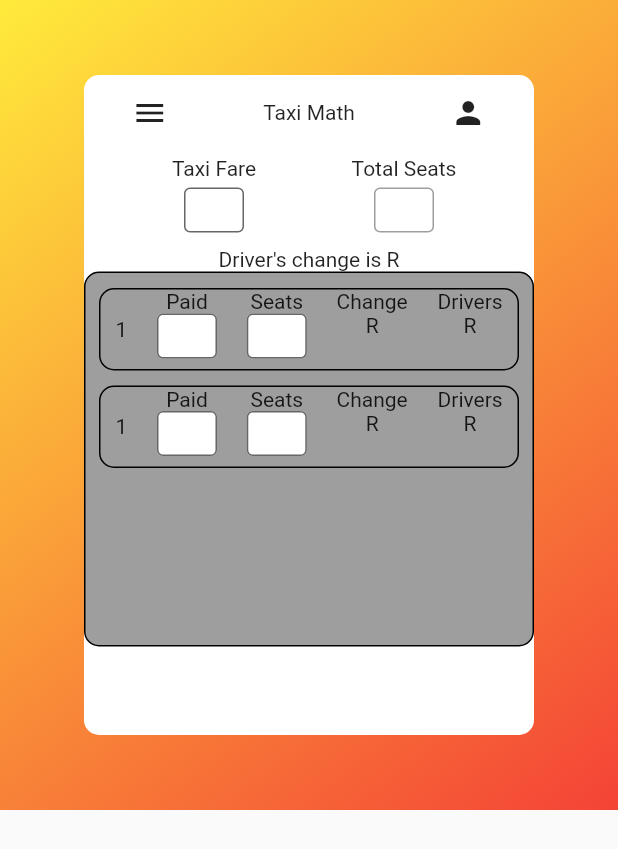
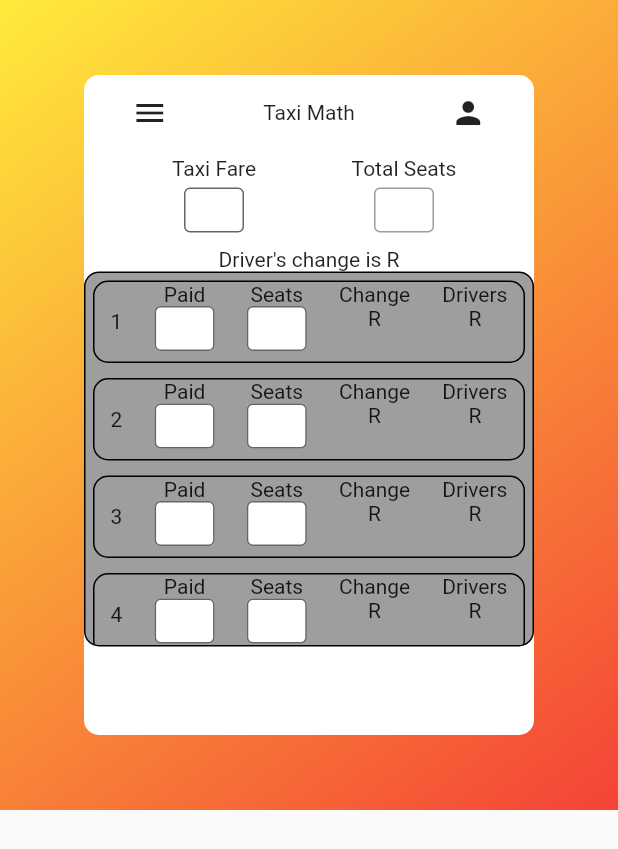
Before and after one commit to GiftSibiya/flutter_FrontSeat, a Flutter app: the screen it shows after launch, on a phone screen of 412 x 824 dp. Shown: the top 849 px of the screen. Run offline on Flutter 3.47's test engine with Material 2 defaults, Android fonts, the phone set to English and light mode, and no system bars; missing offline and left inert: dart:ffi.

Commit message:
basic layout and design

```diff
--- a/taxi_math_flutter/lib/custom_widgets/rowField.dart
+++ b/taxi_math_flutter/lib/custom_widgets/rowField.dart
@@ -1,28 +1,38 @@
+import 'dart:ffi';
+
 import 'package:flutter/material.dart';
 
 class RowField extends StatelessWidget {
-  const RowField({super.key});
+  final String rowNum;
+
+  const RowField({
+    super.key,
+    required this.rowNum,
+  });
 
   @override
   Widget build(BuildContext context) {
-    return Container(
+    return Padding(
+      padding: const EdgeInsets.all(5.0),
+      child: Container(
         width: 280,
         height: 55,
         decoration: BoxDecoration(
           border: Border.all(color: Colors.black),
-        borderRadius: BorderRadius.all(Radius.circular(10)),
+          borderRadius: const BorderRadius.all(Radius.circular(10)),
         ),
-      child: const Row(
+        child: Row(
           mainAxisAlignment: MainAxisAlignment.spaceAround,
           children: [
-          Text("1"),
-          Column(
+            Text(rowNum.toString()),
+            const Column(
               children: [
                 Text("Paid"),
                 SizedBox(
                   width: 40,
                   height: 30,
                   child: TextField(
+                    keyboardType: TextInputType.number,
                     decoration: InputDecoration(
                         fillColor: Colors.white,
                         filled: true,
@@ -33,13 +43,14 @@ class RowField extends StatelessWidget {
             ),
             ////
             ///
-          Column(
+            const Column(
               children: [
                 Text("Seats"),
                 SizedBox(
                   width: 40,
                   height: 30,
                   child: TextField(
+                    keyboardType: TextInputType.number,
                     decoration: InputDecoration(
                         fillColor: Colors.white,
                         filled: true,
@@ -48,14 +59,15 @@ class RowField extends StatelessWidget {
                 )
               ],
             ),
-          Column(
+            const Column(
               children: [Text("Change"), Text("R")],
             ),
-          Column(
+            const Column(
               children: [Text("Drivers"), Text("R")],
             )
           ],
         ),
+      ),
     );
   }
 }
--- a/taxi_math_flutter/lib/main.dart
+++ b/taxi_math_flutter/lib/main.dart
@@ -3,6 +3,7 @@
 import 'package:flutter/material.dart';
 import 'package:flutter/services.dart';
 import 'package:taxi_math_flutter/custom_widgets/rowField.dart';
+import 'package:taxi_math_flutter/pages/main_screen.dart';
 
 void main() {
   runApp(const TaxiMath());
@@ -14,131 +15,6 @@ class TaxiMath extends StatelessWidget {
   // This widget is the root of your application.
   @override
   Widget build(BuildContext context) {
-    return MaterialApp(
-      debugShowCheckedModeBanner: false,
-      home: Scaffold(
-        body: SingleChildScrollView(
-          child: Container(
-            height: 540,
-            decoration: BoxDecoration(
-                gradient: LinearGradient(
-                    begin: Alignment.topLeft,
-                    end: Alignment.bottomRight,
-                    colors: [Colors.yellow, Colors.red])),
-            child: Center(
-              child: Container(
-                height: 440,
-                width: 300,
-                decoration: BoxDecoration(
-                    color: Colors.white,
-                    borderRadius: BorderRadius.all(
-                      Radius.circular(10),
-                    )),
-                //Here is the main coumn below
-                child: Column(
-                  children: [
-                    // This is the header row
-                    Row(children: [
-                      Container(
-                          height: 50,
-                          width: 300,
-                          decoration: BoxDecoration(
-                            borderRadius:
-                                BorderRadius.vertical(top: Radius.circular(10)),
-                          ),
-                          child: Row(
-                              mainAxisAlignment: MainAxisAlignment.spaceAround,
-                              children: [
-                                Icon(
-                                  Icons.menu,
-                                ),
-                                Text(
-                                  "Taxi Math",
-                                ),
-                                Icon(
-                                  Icons.person,
-                                ),
-                              ])),
-                    ]),
-                    // This is the end of the header row
-                    Row(
-                      // This is the row for the taxi fare an passanger counts
-                      mainAxisAlignment: MainAxisAlignment.spaceEvenly,
-                      children: [
-                        Column(
-                          children: [
-                            Padding(
-                                padding: EdgeInsets.symmetric(
-                                    horizontal: 40, vertical: 2)),
-                            Text("Taxi Fare"),
-                            SizedBox(height: 5),
-                            SizedBox(
-                              width: 40,
-                              height: 30,
-                              child: TextField(
-                                decoration: InputDecoration(
-                                  border: OutlineInputBorder(),
-                                  filled:
-                                      true, // Use filled property instead of fillColor
-                                  fillColor: Colors
-                                      .white, // Set a light background color
-                                ),
-                              ),
-                            )
-                          ],
-                        ),
-                        Column(
-                          children: [
-                            Padding(
-                                padding: EdgeInsets.symmetric(
-                                    horizontal: 40, vertical: 2)),
-                            Text("Total Seats"),
-                            SizedBox(height: 5),
-                            SizedBox(
-                              width: 40,
-                              height: 30,
-                              child: TextField(
-                                decoration: InputDecoration(
-                                  border: OutlineInputBorder(),
-                                ),
-                              ),
-                            ),
-                          ],
-                        ),
-                      ],
-                    ),
-                    SizedBox(
-                      height: 10,
-                    ),
-                    Text("Driver's change is R"),
-                    Container(
-                      //This is the grey box surrounding the calculation rows
-                      height: 250,
-                      decoration: BoxDecoration(
-                          color: Colors.grey,
-                          border: Border.all(color: Colors.black),
-                          borderRadius: BorderRadius.all(Radius.circular(10))),
-                      child: Column(
-                        children: [
-                          Row(
-                            mainAxisAlignment: MainAxisAlignment.center,
-                          ),
-                          Padding(padding: EdgeInsets.symmetric(vertical: 5)),
-                          RowField(),
-                          Padding(padding: EdgeInsets.symmetric(vertical: 5)),
-                          RowField(),
-                        ],
-                      ),
-                    )
-                  ],
-
-                  //End of the fare and seats row.
-                ),
-              ),
-            ),
-          ),
-        ),
-      ),
-    );
+    return MaterialApp(debugShowCheckedModeBanner: false, home: MainScreen());
   }
 }
--- /dev/null
+++ b/taxi_math_flutter/lib/pages/main_screen.dart
@@ -0,0 +1,144 @@
+import 'package:flutter/material.dart';
+import 'package:taxi_math_flutter/custom_widgets/rowField.dart';
+
+class MainScreen extends StatelessWidget {
+  const MainScreen({super.key});
+
+  @override
+  Widget build(BuildContext context) {
+    return Scaffold(
+      body: SingleChildScrollView(
+        child: Container(
+          height: 540,
+          decoration: const BoxDecoration(
+              gradient: LinearGradient(
+                  begin: Alignment.topLeft,
+                  end: Alignment.bottomRight,
+                  colors: [Colors.yellow, Colors.red])),
+          child: Center(
+            child: Container(
+              height: 440,
+              width: 300,
+              decoration: const BoxDecoration(
+                  color: Colors.white,
+                  borderRadius: BorderRadius.all(
+                    Radius.circular(10),
+                  )),
+              //Here is the main coumn below
+              child: Column(
+                children: [
+                  // This is the header row
+                  Row(children: [
+                    Container(
+                        height: 50,
+                        width: 300,
+                        decoration: const BoxDecoration(
+                          borderRadius:
+                              BorderRadius.vertical(top: Radius.circular(10)),
+                        ),
+                        child: const Row(
+                            mainAxisAlignment: MainAxisAlignment.spaceAround,
+                            children: [
+                              Icon(
+                                Icons.menu,
+                              ),
+                              Text(
+                                "Taxi Math",
+                              ),
+                              Icon(
+                                Icons.person,
+                              ),
+                            ])),
+                  ]),
+                  // This is the end of the header row
+                  const Row(
+                    // This is the row for the taxi fare an passanger counts
+                    mainAxisAlignment: MainAxisAlignment.spaceEvenly,
+                    children: [
+                      Column(
+                        children: [
+                          Padding(
+                              padding: EdgeInsets.symmetric(
+                                  horizontal: 40, vertical: 2)),
+                          Text("Taxi Fare"),
+                          SizedBox(height: 5),
+                          SizedBox(
+                            width: 40,
+                            height: 30,
+                            child: TextField(
+                              decoration: InputDecoration(
+                                border: OutlineInputBorder(),
+                                filled:
+                                    true, // Use filled property instead of fillColor
+                                fillColor: Colors
+                                    .white, // Set a light background color
+                              ),
+                            ),
+                          )
+                        ],
+                      ),
+                      Column(
+                        children: [
+                          Padding(
+                              padding: EdgeInsets.symmetric(
+                                  horizontal: 40, vertical: 2)),
+                          Text("Total Seats"),
+                          SizedBox(height: 5),
+                          SizedBox(
+                            width: 40,
+                            height: 30,
+                            child: TextField(
+                              keyboardType: TextInputType.number,
+                              decoration: InputDecoration(
+                                border: OutlineInputBorder(),
+                              ),
+                            ),
+                          ),
+                        ],
+                      ),
+                    ],
+                  ),
+                  const SizedBox(
+                    height: 10,
+                  ),
+                  const Text("Driver's change is R"),
+                  Container(
+                    //This is the grey box surrounding the calculation rows
+                    height: 250,
+                    decoration: BoxDecoration(
+                        color: Colors.grey,
+                        border: Border.all(color: Colors.black),
+                        borderRadius:
+                            const BorderRadius.all(Radius.circular(10))),
+
+                    child: ListView(
+                      children: const [
+                        RowField(
+                          rowNum: "1",
+                        ),
+                        RowField(
+                          rowNum: "2",
+                        ),
+                        RowField(
+                          rowNum: "3",
+                        ),
+                        RowField(
+                          rowNum: "4",
+                        ),
+                        RowField(
+                          rowNum: "5",
+                        )
+                      ],
+                    ),
+                  )
+                ],
+
+                //End of the fare and seats row.
+              ),
+            ),
+          ),
+        ),
+      ),
+    );
+  }
+}
```
Lines whose indentation alone changed are shown as unchanged.
